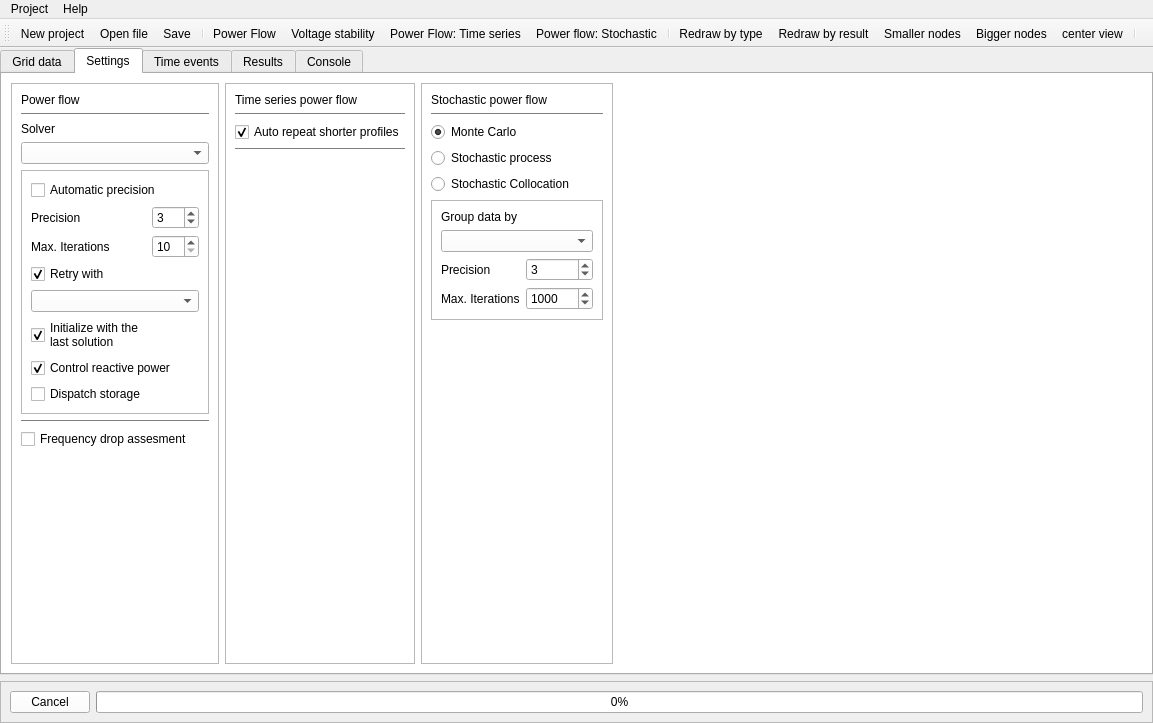
The window that UnderDevelopment/GridCal/gui/main/gui.ui (SanPen/GridCal) describes before a commit, drawn with Qt 5.
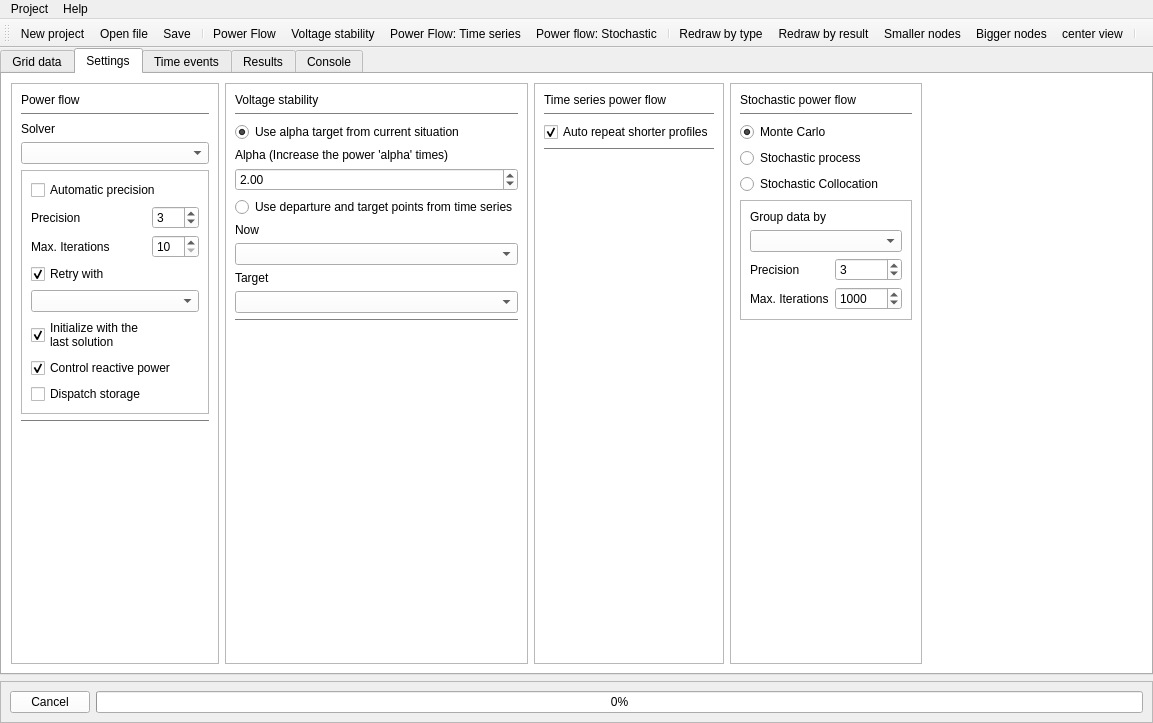
The same window after the commit. The open tabs and pages were chosen to show the change. Icons and pictures are not drawn. Custom widgets are drawn as their Qt base class.

The edit to the form file:
```diff
--- a/UnderDevelopment/GridCal/gui/main/gui.ui
+++ b/UnderDevelopment/GridCal/gui/main/gui.ui
@@ -687,13 +687,6 @@
              </property>
             </widget>
            </item>
-           <item>
-            <widget class="QCheckBox" name="freq_assesment_check">
-             <property name="text">
-              <string>Frequency drop assesment</string>
-             </property>
-            </widget>
-           </item>
            <item>
             <spacer name="verticalSpacer">
              <property name="orientation">
@@ -710,6 +703,103 @@
           </layout>
          </widget>
         </item>
+        <item>
+         <widget class="QFrame" name="frame_17">
+          <property name="frameShape">
+           <enum>QFrame::StyledPanel</enum>
+          </property>
+          <property name="frameShadow">
+           <enum>QFrame::Raised</enum>
+          </property>
+          <layout class="QVBoxLayout" name="verticalLayout_19">
+           <item>
+            <widget class="QLabel" name="label_17">
+             <property name="text">
+              <string>Voltage stability</string>
+             </property>
+            </widget>
+           </item>
+           <item>
+            <widget class="Line" name="line_11">
+             <property name="orientation">
+              <enum>Qt::Horizontal</enum>
+             </property>
+            </widget>
+           </item>
+           <item>
+            <widget class="QRadioButton" name="radioButton">
+             <property name="text">
+              <string>Use alpha target from current situation</string>
+             </property>
+             <property name="checked">
+              <bool>true</bool>
+             </property>
+            </widget>
+           </item>
+           <item>
+            <widget class="QLabel" name="label_18">
+             <property name="text">
+              <string>Alpha (Increase the power 'alpha' times)</string>
+             </property>
+            </widget>
+           </item>
+           <item>
+            <widget class="QDoubleSpinBox" name="alpha_doubleSpinBox">
+             <property name="value">
+              <double>2.000000000000000</double>
+             </property>
+            </widget>
+           </item>
+           <item>
+            <widget class="QRadioButton" name="radioButton_2">
+             <property name="text">
+              <string>Use departure and target points from time series</string>
+             </property>
+            </widget>
+           </item>
+           <item>
+            <widget class="QLabel" name="label_19">
+             <property name="text">
+              <string>Now</string>
+             </property>
+            </widget>
+           </item>
+           <item>
+            <widget class="QComboBox" name="vs_departure_comboBox"/>
+           </item>
+           <item>
+            <widget class="QLabel" name="label_20">
+             <property name="text">
+              <string>Target</string>
+             </property>
+            </widget>
+           </item>
+           <item>
+            <widget class="QComboBox" name="vs_target_comboBox"/>
+           </item>
+           <item>
+            <widget class="Line" name="line_12">
+             <property name="orientation">
+              <enum>Qt::Horizontal</enum>
+             </property>
+            </widget>
+           </item>
+           <item>
+            <spacer name="verticalSpacer_5">
+             <property name="orientation">
+              <enum>Qt::Vertical</enum>
+             </property>
+             <property name="sizeHint" stdset="0">
+              <size>
+               <width>20</width>
+               <height>40</height>
+              </size>
+             </property>
+            </spacer>
+           </item>
+          </layout>
+         </widget>
+        </item>
         <item>
          <widget class="QFrame" name="frame_14">
           <property name="frameShape">
```
